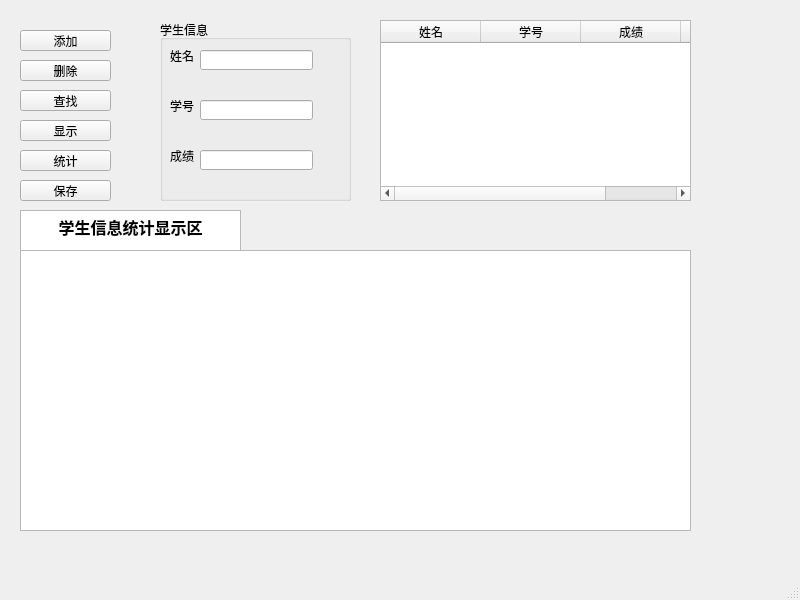
Before: the Qt Designer form mainwindow.ui in yyx123-code/StudentManageSystem, drawn with Qt 5.
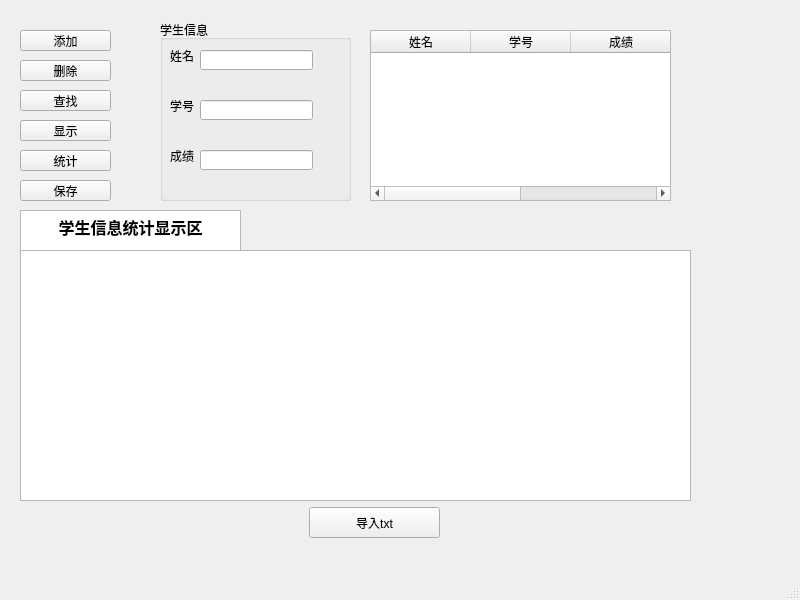
After: the same form once the commit is applied.

Commit message: 可加载上次运行结果，可导入txt文件

```diff
--- a/mainwindow.ui
+++ b/mainwindow.ui
@@ -177,10 +177,10 @@
    <widget class="QTableWidget" name="tableStudents">
     <property name="geometry">
      <rect>
-      <x>380</x>
-      <y>20</y>
-      <width>311</width>
-      <height>181</height>
+      <x>370</x>
+      <y>30</y>
+      <width>301</width>
+      <height>171</height>
      </rect>
     </property>
     <property name="rowCount">
@@ -216,7 +216,7 @@
       <x>20</x>
       <y>250</y>
       <width>671</width>
-      <height>281</height>
+      <height>251</height>
      </rect>
     </property>
    </widget>
@@ -240,6 +240,19 @@
 &lt;p align=&quot;center&quot; style=&quot; margin-top:0px; margin-bottom:0px; margin-left:0px; margin-right:0px; -qt-block-indent:0; text-indent:0px;&quot;&gt;&lt;span style=&quot; font-size:12pt; font-weight:700;&quot;&gt;学生信息统计显示区&lt;/span&gt;&lt;/p&gt;&lt;/body&gt;&lt;/html&gt;</string>
     </property>
    </widget>
+   <widget class="QPushButton" name="btnImportTxt">
+    <property name="geometry">
+     <rect>
+      <x>309</x>
+      <y>507</y>
+      <width>131</width>
+      <height>31</height>
+     </rect>
+    </property>
+    <property name="text">
+     <string>导入txt</string>
+    </property>
+   </widget>
   </widget>
   <widget class="QStatusBar" name="statusbar"/>
   <widget class="QMenuBar" name="menubar">
```
The commit also changes 2 other files.
